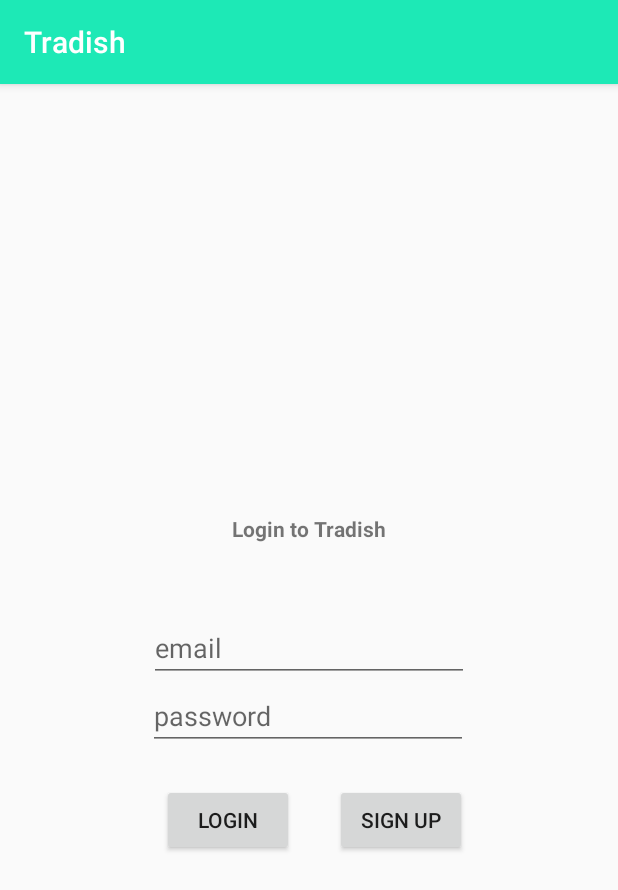
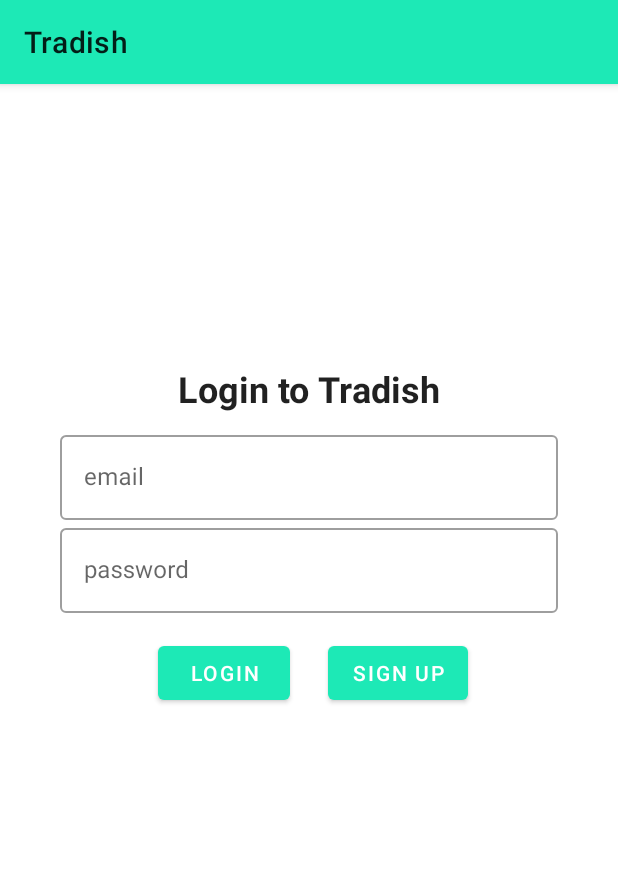
Before and after one commit to colewinfield/Tradish, an Android app: the fragment RegisterFragment placed in its activity, on a phone screen of 412 x 824 dp. Shown: the top 890 px of the screen. Run offline under Robolectric (Android 15) with nearby library versions, the phone set to English and light mode, and no system bars; our stand-ins replace Firebase (no records; nobody signed in at launch, a user with empty details on screens opened directly); 1 statement that could not run was skipped.

Commit message:
Material Design for login fragment

```diff
--- a/app/src/main/java/edu/cs/fsu/tradish/MainActivity.java
+++ b/app/src/main/java/edu/cs/fsu/tradish/MainActivity.java
@@ -22,7 +22,7 @@
         // # WILL LOOK.                                                         #
         // ######################################################################
 
-        onMainStart();
+        onStartLogin();
     }
 
 
@@ -33,10 +33,17 @@
 
     }
 
-    private void onMainStart() {
+    private void onStartMain() {
         MainFragment fragment = new MainFragment();
         String tag = MainFragment.class.getCanonicalName();
         getSupportFragmentManager().beginTransaction()
                 .replace(R.id.fragment_frame, fragment, tag).commit();
     }
+
+    private void onStartLogin() {
+        LoginFragment fragment = new LoginFragment();
+        String tag = LoginFragment.class.getCanonicalName();
+        getSupportFragmentManager().beginTransaction()
+                .replace(R.id.fragment_frame, fragment, tag).commit();
+    }
 }
--- a/app/src/main/res/layout/fragment_login.xml
+++ b/app/src/main/res/layout/fragment_login.xml
@@ -3,8 +3,20 @@
     xmlns:app="http://schemas.android.com/apk/res-auto"
     xmlns:tools="http://schemas.android.com/tools"
     android:layout_width="match_parent"
-    android:layout_height="match_parent">
+    android:layout_height="match_parent"
+    android:padding="40dp">
 
+
+    <!--    <EditText-->
+    <!--        android:id="@+id/editTextEmailLogin"-->
+    <!--        android:layout_width="wrap_content"-->
+    <!--        android:layout_height="wrap_content"-->
+    <!--        android:ems="10"-->
+    <!--        android:hint="email"-->
+    <!--        android:inputType="textEmailAddress"-->
+    <!--        app:layout_constraintBottom_toTopOf="@+id/editTextPasswordLogin"-->
+    <!--        app:layout_constraintEnd_toEndOf="parent"-->
+    <!--        app:layout_constraintStart_toStartOf="parent" />-->
 
     <TextView
         android:id="@+id/loginTextView"
@@ -12,58 +24,74 @@
         android:layout_height="wrap_content"
         android:text="@string/login_text_view"
         android:textStyle="bold"
-        app:layout_constraintBottom_toTopOf="@+id/editTextEmailLogin"
+        style="@style/TextAppearance.MaterialComponents.Headline5"
+        app:layout_constraintBottom_toTopOf="@+id/textInputLayout"
         app:layout_constraintEnd_toEndOf="parent"
         app:layout_constraintStart_toStartOf="parent"
         app:layout_constraintTop_toTopOf="parent"
-        app:layout_constraintVertical_bias="0.858" />
+        app:layout_constraintVertical_bias="0.939" />
 
     <Button
         android:id="@+id/loginButtonLogin"
         android:layout_width="wrap_content"
         android:layout_height="wrap_content"
-        android:layout_marginStart="108dp"
+        android:layout_marginTop="16dp"
         android:text="@string/login_button"
-        app:layout_constraintBottom_toBottomOf="parent"
+        app:layout_constraintEnd_toStartOf="@+id/signupButtonLogin"
+        app:layout_constraintHorizontal_bias="0.723"
         app:layout_constraintStart_toStartOf="parent"
-        app:layout_constraintTop_toBottomOf="@+id/editTextPasswordLogin"
-        app:layout_constraintVertical_bias="0.081" />
-
-    <EditText
-        android:id="@+id/editTextEmailLogin"
-        android:layout_width="wrap_content"
-        android:layout_height="wrap_content"
-        android:ems="10"
-        android:hint="email"
-        android:inputType="textEmailAddress"
-        app:layout_constraintBottom_toTopOf="@+id/editTextPasswordLogin"
-        app:layout_constraintEnd_toEndOf="parent"
-        app:layout_constraintStart_toStartOf="parent" />
-
-    <EditText
-        android:id="@+id/editTextPasswordLogin"
-        android:layout_width="wrap_content"
-        android:layout_height="wrap_content"
-        android:layout_marginBottom="324dp"
-        android:ems="10"
-        android:hint="password"
-        android:inputType="textPassword"
-        app:layout_constraintBottom_toBottomOf="parent"
-        app:layout_constraintEnd_toEndOf="parent"
-        app:layout_constraintHorizontal_bias="0.497"
-        app:layout_constraintStart_toStartOf="parent" />
+        app:layout_constraintTop_toBottomOf="@+id/passwordInputLayout" />
 
     <Button
         android:id="@+id/signupButtonLogin"
         android:layout_width="wrap_content"
         android:layout_height="wrap_content"
-        android:layout_marginStart="8dp"
+        android:layout_marginEnd="60dp"
         android:text="@string/signup_button"
+        app:layout_constraintBottom_toBottomOf="@+id/loginButtonLogin"
+        app:layout_constraintEnd_toEndOf="parent"
+        app:layout_constraintTop_toBottomOf="@+id/passwordInputLayout"
+        app:layout_constraintVertical_bias="1.0" />
+
+    <com.google.android.material.textfield.TextInputLayout
+        android:id="@+id/textInputLayout"
+        style="@style/Widget.MaterialComponents.TextInputLayout.OutlinedBox"
+        android:layout_width="match_parent"
+        android:layout_height="wrap_content"
         app:layout_constraintBottom_toBottomOf="parent"
         app:layout_constraintEnd_toEndOf="parent"
-        app:layout_constraintHorizontal_bias="0.159"
-        app:layout_constraintStart_toEndOf="@+id/loginButtonLogin"
-        app:layout_constraintTop_toBottomOf="@+id/editTextPasswordLogin"
-        app:layout_constraintVertical_bias="0.081" />
+        app:layout_constraintHorizontal_bias="0.2"
+        app:layout_constraintStart_toStartOf="parent"
+        app:layout_constraintTop_toTopOf="parent"
+        app:layout_constraintVertical_bias="0.301">
+
+        <com.google.android.material.textfield.TextInputEditText
+            android:id="@+id/editTextEmailLogin"
+            android:layout_width="match_parent"
+            android:layout_height="wrap_content"
+            android:hint="email" />
+
+    </com.google.android.material.textfield.TextInputLayout>
+
+    <com.google.android.material.textfield.TextInputLayout
+        android:id="@+id/passwordInputLayout"
+        style="@style/Widget.MaterialComponents.TextInputLayout.OutlinedBox"
+        android:layout_width="match_parent"
+        android:layout_height="wrap_content"
+        app:layout_constraintBottom_toBottomOf="parent"
+        app:layout_constraintEnd_toEndOf="parent"
+        app:layout_constraintHorizontal_bias="0.375"
+        app:layout_constraintStart_toStartOf="parent"
+        app:layout_constraintTop_toBottomOf="@+id/textInputLayout"
+        app:layout_constraintVertical_bias="0.0">
+
+        <com.google.android.material.textfield.TextInputEditText
+            android:id="@+id/editTextPasswordLogin"
+            android:layout_width="match_parent"
+            android:layout_height="wrap_content"
+            android:hint="password" />
+
+    </com.google.android.material.textfield.TextInputLayout>
+
 
 </androidx.constraintlayout.widget.ConstraintLayout>
--- a/app/src/main/res/values/styles.xml
+++ b/app/src/main/res/values/styles.xml
@@ -1,6 +1,6 @@
 <resources>
     <!-- Base application theme. -->
-    <style name="AppTheme" parent="Theme.AppCompat.Light.DarkActionBar">
+    <style name="AppTheme" parent="Theme.MaterialComponents.DayNight">
         <!-- Customize your theme here. -->
         <item name="colorPrimary">@color/colorPrimary</item>
         <item name="colorPrimaryDark">@color/colorPrimaryDark</item>
```
